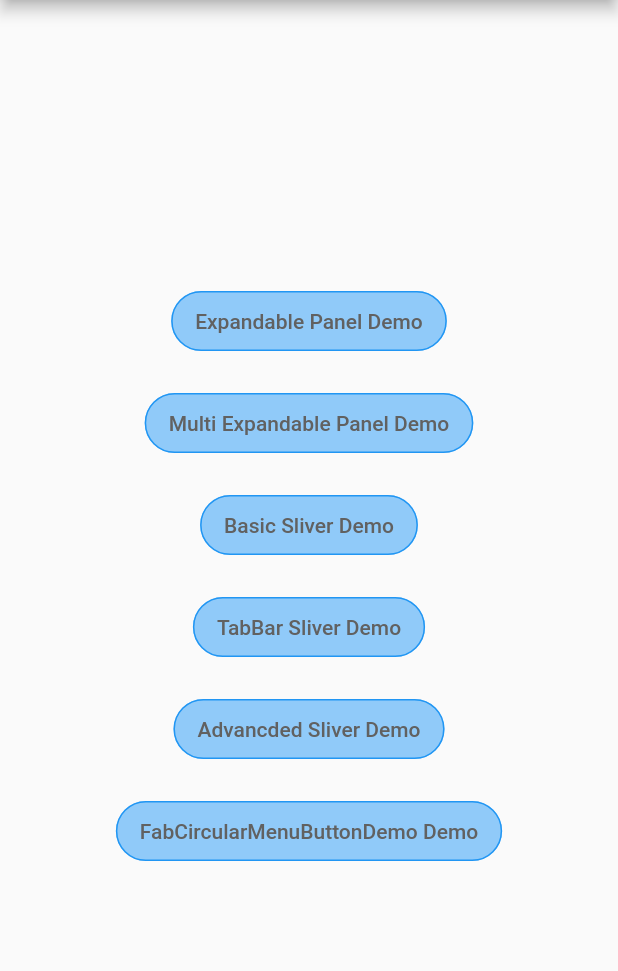
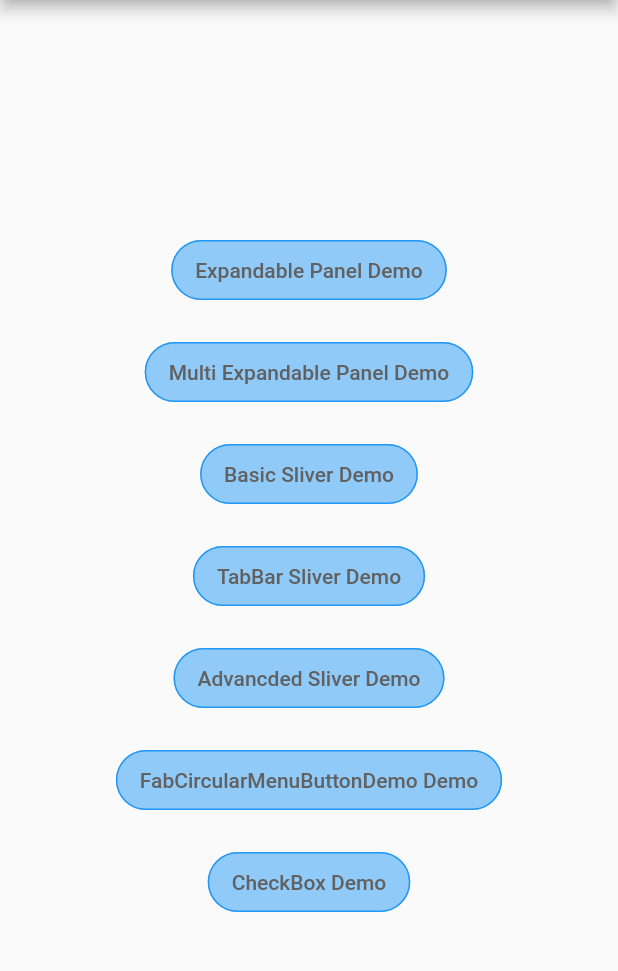
Before and after one commit to jsmile/flutter_ui_demo, a Flutter app: the screen it shows after launch, on a phone screen of 412 x 824 dp, the part 84-1055 px from its top. Run offline on Flutter 3.47's test engine with Material 2 defaults, Android fonts, the phone set to English and light mode, and no system bars; missing offline and left inert: ansicolor, fab_circular_menu_plus.

Commit message:
CheckBoxDemo - simple basic

```diff
--- a/lib/src/app.dart
+++ b/lib/src/app.dart
@@ -33,6 +33,7 @@ class App extends StatelessWidget {
         QuickActionMenuTest.routeName: (context) => const QuickActionMenuTest(),
         FabCircularMenuButtonDemo.routeName: (context) =>
             const FabCircularMenuButtonDemo(),
+        CheckBoxDemo.routeName: (context) => const CheckBoxDemo(),
       },
     );
   }
--- a/lib/src/demos/home.dart
+++ b/lib/src/demos/home.dart
@@ -57,6 +57,11 @@ class Home extends StatelessWidget {
               //   'QuickActionMenuTest Demo',
               //   QuickActionMenuTest.routeName,
               // ),
+              demoButton(
+                context,
+                'CheckBox Demo',
+                CheckBoxDemo.routeName,
+              ),
             ],
           ),
         ),
--- a/lib/src/export_demos.dart
+++ b/lib/src/export_demos.dart
@@ -7,3 +7,4 @@ export 'demos/sliver/advanced_sliver.dart';
 export 'demos/floating_action_button/quick_action_float_button/expandable_floating_action_button_demo.dart';
 export 'demos/quick_action_menu/quick_action_menu_test.dart';
 export 'demos/fab_circular_menu_button/fab_circular_menu_button_demo.dart';
+export 'demos/checkboxs/checkbox_demo.dart';
```
Also changed, not shown: lib/src/demos/checkboxs/checkbox_demo.dart (added, +58 -0 lines).
